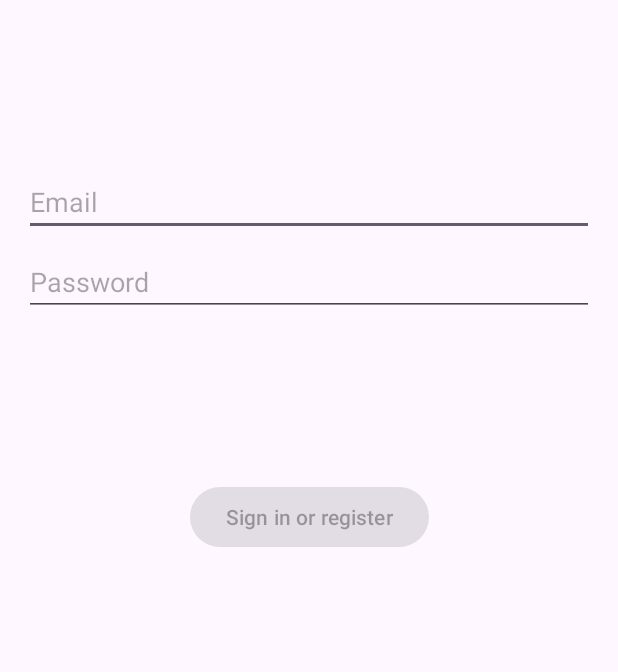
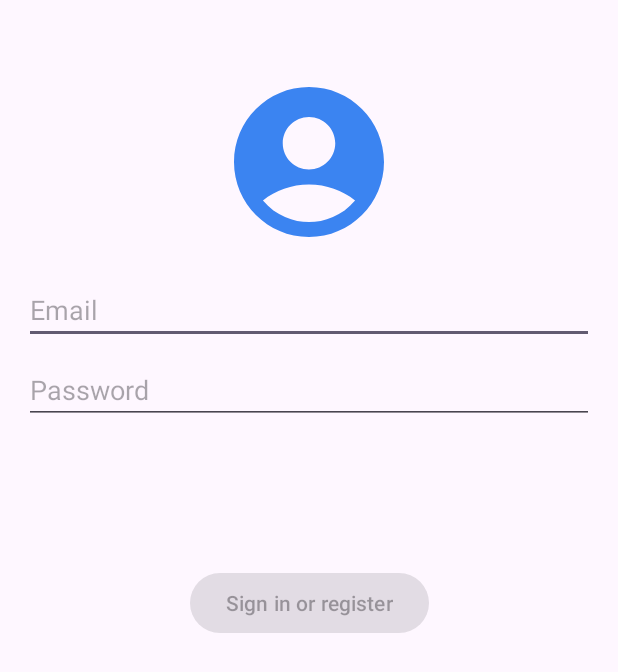
Before and after one commit to elaiboudimane/SMS-Sender, an Android app: the screen it shows after launch (LoginActivity), on a phone screen of 412 x 824 dp. Shown: the top 672 px of the screen. Run offline under Robolectric (Android 15) with nearby library versions, the phone set to English and light mode, and no system bars.

Commit message:
Login valide

```diff
--- /dev/null
+++ b/app/src/main/res/drawable/baseline_account_circle.xml
@@ -0,0 +1,5 @@
+<vector android:height="24dp" android:tint="#3B84F1"
+    android:viewportHeight="24" android:viewportWidth="24"
+    android:width="24dp" xmlns:android="http://schemas.android.com/apk/res/android">
+    <path android:fillColor="@android:color/white" android:pathData="M12,2C6.48,2 2,6.48 2,12s4.48,10 10,10s10,-4.48 10,-10S17.52,2 12,2zM12,6c1.93,0 3.5,1.57 3.5,3.5S13.93,13 12,13s-3.5,-1.57 -3.5,-3.5S10.07,6 12,6zM12,20c-2.03,0 -4.43,-0.82 -6.14,-2.88C7.55,15.8 9.68,15 12,15s4.45,0.8 6.14,2.12C16.43,19.18 14.03,20 12,20z"/>
+</vector>
--- /dev/null
+++ b/app/src/main/res/drawable/login_background.xml
@@ -0,0 +1,5 @@
+<?xml version="1.0" encoding="utf-8"?>
+<shape xmlns:android="http://schemas.android.com/apk/res/android">
+    <gradient android:type="linear" android:angle="100"
+        android:startColor="#336DE1" android:endColor="#EF2F2F" />
+</shape>
--- /dev/null
+++ b/app/src/main/res/drawable/rounded_corner.xml
@@ -0,0 +1,9 @@
+<?xml version="1.0" encoding="utf-8"?>
+<shape xmlns:android="http://schemas.android.com/apk/res/android"
+    android:shape="rectangle"
+    >
+
+    <corners android:radius="24dp"/>
+    <stroke android:width="1dip" android:color="@color/white"/>
+
+</shape>
--- a/app/src/main/res/layout/activity_login.xml
+++ b/app/src/main/res/layout/activity_login.xml
@@ -1,27 +1,38 @@
 <?xml version="1.0" encoding="utf-8"?>
-<androidx.constraintlayout.widget.ConstraintLayout xmlns:android="http://schemas.android.com/apk/res/android"
+<androidx.constraintlayout.widget.ConstraintLayout
+    xmlns:android="http://schemas.android.com/apk/res/android"
     xmlns:app="http://schemas.android.com/apk/res-auto"
     xmlns:tools="http://schemas.android.com/tools"
     android:id="@+id/container"
     android:layout_width="match_parent"
     android:layout_height="match_parent"
-    android:paddingLeft="@dimen/activity_horizontal_margin"
-    android:paddingTop="@dimen/activity_vertical_margin"
-    android:paddingRight="@dimen/activity_horizontal_margin"
-    android:paddingBottom="@dimen/activity_vertical_margin"
+    android:padding="@dimen/activity_horizontal_margin"
     tools:context=".ui.login.LoginActivity">
+
+    <ImageView
+        android:id="@+id/logo"
+        android:layout_width="120dp"
+        android:layout_height="120dp"
+        android:src="@drawable/baseline_account_circle"
+        app:layout_constraintTop_toTopOf="parent"
+        app:layout_constraintBottom_toTopOf="@+id/username"
+        app:layout_constraintStart_toStartOf="parent"
+        app:layout_constraintEnd_toEndOf="parent"
+        app:layout_constraintVertical_bias="0.2"
+        android:layout_marginTop="32dp"
+        android:layout_marginBottom="16dp"/>
 
     <EditText
         android:id="@+id/username"
         android:layout_width="0dp"
         android:layout_height="wrap_content"
-        android:layout_marginTop="96dp"
+        android:layout_marginTop="16dp"
         android:hint="@string/prompt_email"
         android:inputType="textEmailAddress"
         android:selectAllOnFocus="true"
         app:layout_constraintEnd_toEndOf="parent"
         app:layout_constraintStart_toStartOf="parent"
-        app:layout_constraintTop_toTopOf="parent" />
+        app:layout_constraintTop_toBottomOf="@+id/logo" />
 
     <EditText
         android:id="@+id/password"
```
